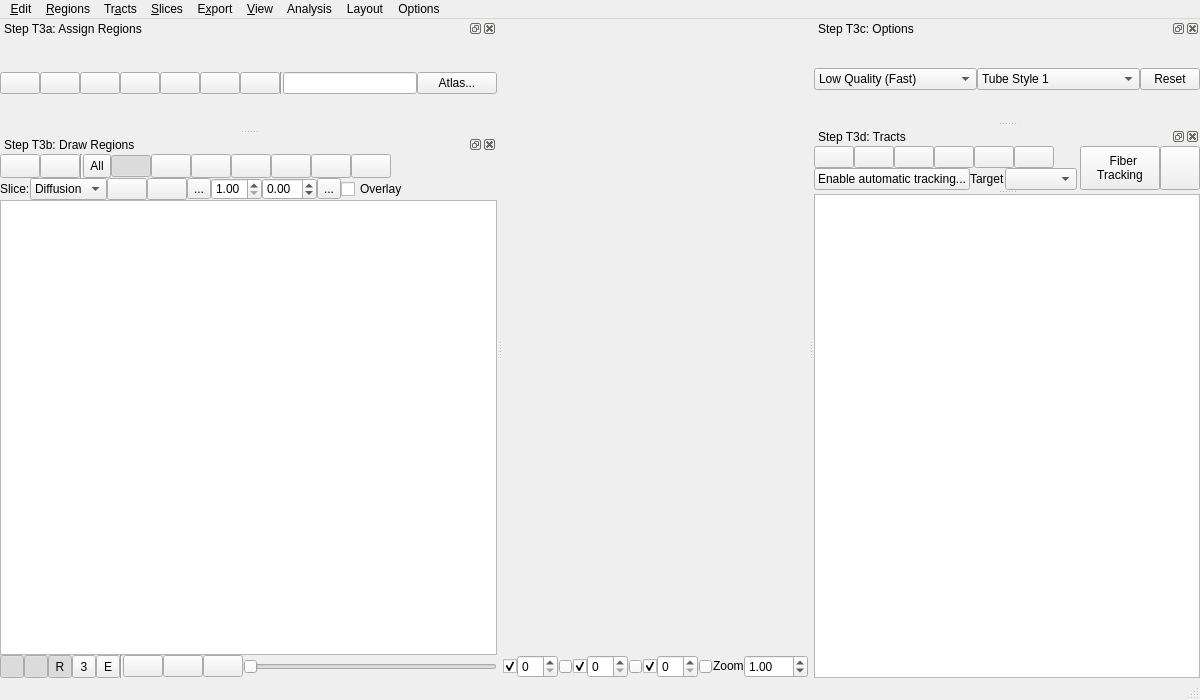
Old version of the form tracking/tracking_window.ui in the repository frankyeh/DSI-Studio.
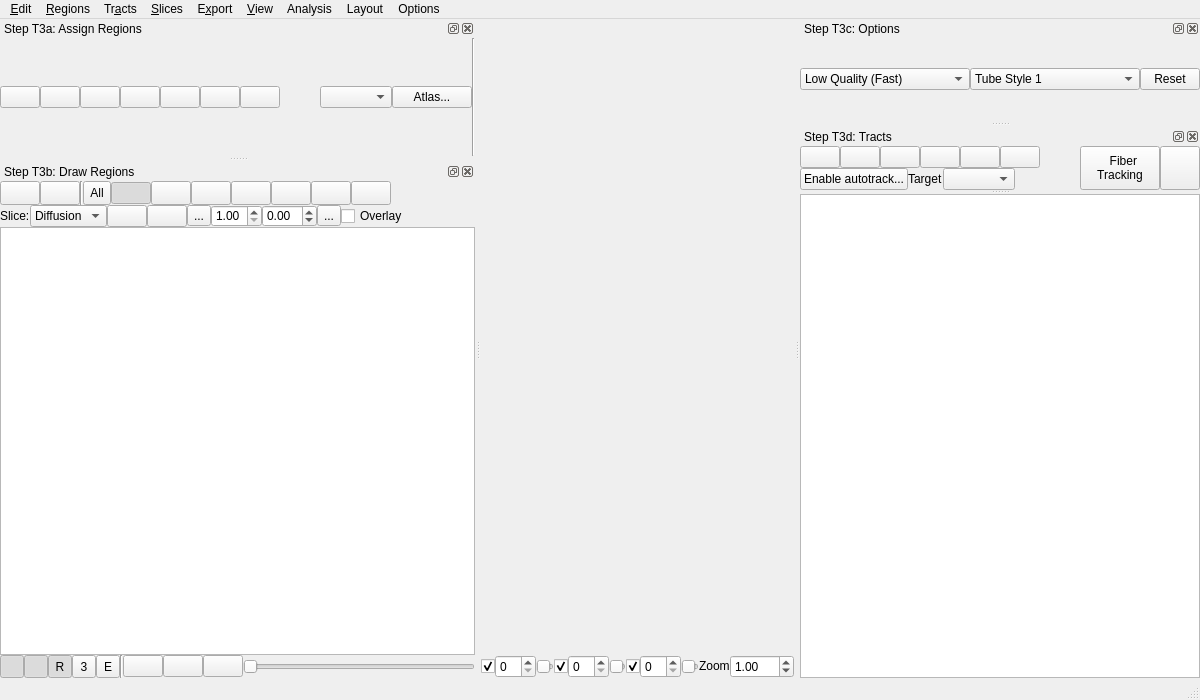
New version of the form. Icons and pictures are not drawn. Custom widgets are drawn as their Qt base class.

Commit message: [ana] update template selection

What changed in the file:
```diff
--- a/tracking/tracking_window.ui
+++ b/tracking/tracking_window.ui
@@ -288,8 +288,8 @@
    </property>
    <property name="minimumSize">
     <size>
-     <width>395</width>
-     <height>57</height>
+     <width>345</width>
+     <height>74</height>
     </size>
    </property>
    <property name="maximumSize">
@@ -515,14 +515,20 @@
         </widget>
        </item>
        <item>
-        <widget class="Line" name="line_3">
+        <spacer name="horizontalSpacer_5">
          <property name="orientation">
-          <enum>Qt::Vertical</enum>
+          <enum>Qt::Horizontal</enum>
          </property>
-        </widget>
+         <property name="sizeHint" stdset="0">
+          <size>
+           <width>40</width>
+           <height>20</height>
+          </size>
+         </property>
+        </spacer>
        </item>
        <item>
-        <widget class="QCompleteLineEdit" name="search_atlas"/>
+        <widget class="QComboBox" name="template_box"/>
        </item>
        <item>
         <widget class="QPushButton" name="addRegionFromAtlas">
@@ -550,6 +556,13 @@
          </property>
         </widget>
        </item>
+       <item>
+        <widget class="Line" name="line_3">
+         <property name="orientation">
+          <enum>Qt::Vertical</enum>
+         </property>
+        </widget>
+       </item>
       </layout>
      </item>
     </layout>
@@ -1024,7 +1037,7 @@
    </property>
    <property name="minimumSize">
     <size>
-     <width>351</width>
+     <width>309</width>
      <height>155</height>
     </size>
    </property>
@@ -1253,7 +1266,7 @@
              <item>
               <widget class="QPushButton" name="enable_auto_track">
                <property name="text">
-                <string>Enable automatic tracking...</string>
+                <string>Enable autotrack...</string>
                </property>
               </widget>
              </item>
@@ -1426,8 +1439,8 @@
    </property>
    <property name="minimumSize">
     <size>
-     <width>497</width>
-     <height>216</height>
+     <width>356</width>
+     <height>173</height>
     </size>
    </property>
    <property name="floating">
@@ -3509,11 +3522,6 @@
    <extends>QToolButton</extends>
    <header>qcolorcombobox.h</header>
   </customwidget>
-  <customwidget>
-   <class>QCompleteLineEdit</class>
-   <extends>QLineEdit</extends>
-   <header>qcompletelineedit.h</header>
-  </customwidget>
  </customwidgets>
  <resources>
   <include location="../icons.qrc"/>
```
The commit also changes 16 other files.
